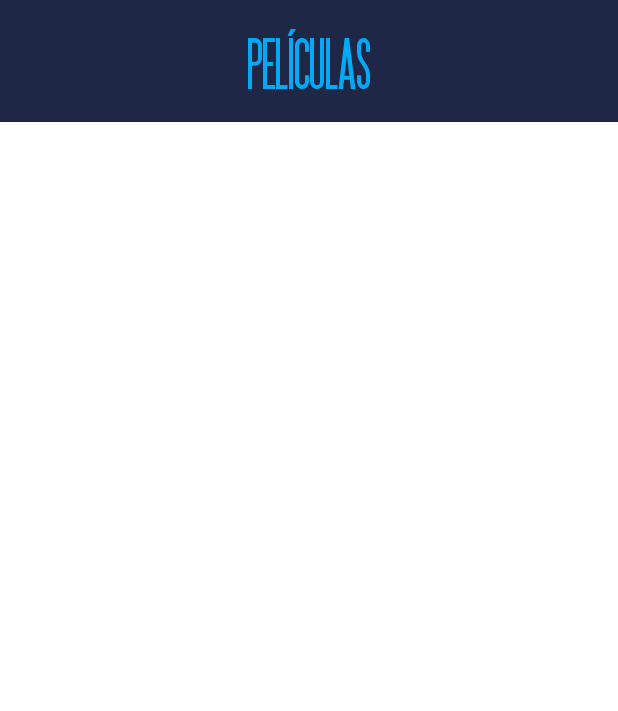
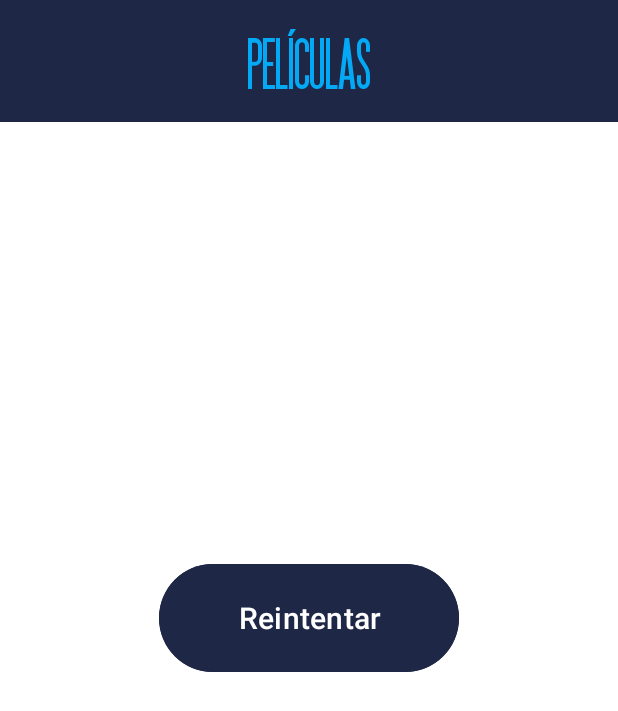
Before and after one commit to lsduran/dadm-modulo6, an Android app: the screen it shows after launch (MainActivity), on a phone screen of 412 x 824 dp. Shown: the top 711 px of the screen. Run offline under Robolectric (Android 15) with nearby library versions, the light colour scheme and no system bars; 1 statement that could not run was skipped.

Commit message:
DADM 10 - Módulo 8 - Práctica 1

```diff
--- a/app/build.gradle
+++ b/app/build.gradle
@@ -5,12 +5,12 @@ plugins {
 
 android {
     namespace 'com.dualser.modulo6'
-    compileSdk 33
+    compileSdk 34
 
     defaultConfig {
         applicationId "com.dualser.modulo6"
         minSdk 23
-        targetSdk 33
+        targetSdk 34
         versionCode 1
         versionName "1.0"
 
--- a/app/src/main/java/com/dualser/modulo6/data/db/remote/model/MovieDetailDto.kt
+++ b/app/src/main/java/com/dualser/modulo6/data/db/remote/model/MovieDetailDto.kt
@@ -14,6 +14,8 @@ data class MovieDetailDto(
     var rating: Float = 0f,
     @SerializedName("cover_url")
     var coverUrl: String? = null,
+    @SerializedName("trailer_url")
+    var trailerUrl: String? = null,
     @SerializedName("director")
     var director: String? = null,
     @SerializedName("description")
--- a/app/src/main/java/com/dualser/modulo6/ui/MainActivity.kt
+++ b/app/src/main/java/com/dualser/modulo6/ui/activities/MainActivity.kt
@@ -1,5 +1,6 @@
-package com.dualser.modulo6.ui
+package com.dualser.modulo6.ui.activities
 
+import android.media.MediaPlayer
 import androidx.appcompat.app.AppCompatActivity
 import android.os.Bundle
 import android.view.View
--- a/app/src/main/java/com/dualser/modulo6/ui/SplashScreenActivity.kt
+++ b/app/src/main/java/com/dualser/modulo6/ui/activities/SplashScreenActivity.kt
@@ -1,12 +1,9 @@
-package com.dualser.modulo6.ui
+package com.dualser.modulo6.ui.activities
 
 import android.content.Intent
 import android.os.Bundle
 import android.os.Handler
 import android.os.Looper
-import android.os.SystemClock
-import android.view.View
-import android.view.ViewTreeObserver
 import androidx.appcompat.app.AppCompatActivity
 import androidx.core.splashscreen.SplashScreen.Companion.installSplashScreen
 import com.dualser.modulo6.R
--- a/app/src/main/java/com/dualser/modulo6/ui/fragments/MoviesListFragment.kt
+++ b/app/src/main/java/com/dualser/modulo6/ui/fragments/MoviesListFragment.kt
@@ -1,5 +1,6 @@
 package com.dualser.modulo6.ui.fragments
 
+import android.media.MediaPlayer
 import android.os.Bundle
 import android.util.Log
 import androidx.fragment.app.Fragment
@@ -16,6 +17,7 @@ import com.dualser.modulo6.data.db.remote.model.MovieDto
 import com.dualser.modulo6.databinding.FragmentMoviesListBinding
 import com.dualser.modulo6.ui.adapters.MoviesAdapter
 import com.dualser.modulo6.utils.Constants
+import kotlinx.coroutines.delay
 import kotlinx.coroutines.launch
 import retrofit2.Call
 import retrofit2.Callback
@@ -29,8 +31,11 @@ class MoviesListFragment : Fragment() {
 
     private lateinit var repository: MovieRepository
 
+    private lateinit var mediaPlayer: MediaPlayer
+
     override fun onCreate(savedInstanceState: Bundle?) {
         super.onCreate(savedInstanceState)
+        mediaPlayer = MediaPlayer.create(requireContext(), R.raw.zelda_secret_sound)
         arguments?.let {
         }
     }
@@ -47,6 +52,7 @@ class MoviesListFragment : Fragment() {
     override fun onDestroy() {
         super.onDestroy()
         _binding = null
+        mediaPlayer.release()
     }
 
     override fun onViewCreated(view: View, savedInstanceState: Bundle?) {
@@ -54,15 +60,27 @@ class MoviesListFragment : Fragment() {
 
         repository = (requireActivity().application as MoviesApp).repository
 
+        binding.btnRefresh.setOnClickListener {
+            binding.btnRefresh.visibility = View.GONE
+            downloadData()
+        }
+
+        downloadData()
+
+    }
+
+    private fun downloadData() {
         lifecycleScope.launch {
+            binding.lavloading.visibility = View.VISIBLE
             val call: Call<List<MovieDto>> = repository.getMovies(Constants.MOVIES_ENDPOINT)
-
             call.enqueue(object: Callback<List<MovieDto>> {
                 override fun onResponse(
                     call: Call<List<MovieDto>>,
                     response: Response<List<MovieDto>>
                 ) {
                     binding.lavloading.visibility = View.GONE
+                    binding.btnRefresh.visibility = View.GONE
+                    mediaPlayer?.start()
                     response.body()?.let { movies ->
                         binding.rvGames.apply {
                             layoutManager = LinearLayoutManager(requireContext(), LinearLayoutManager.HORIZONTAL, false)
@@ -83,6 +101,7 @@ class MoviesListFragment : Fragment() {
                     Log.e(Constants.LOGTAG, getString(R.string.error, t.message))
                     Toast.makeText(requireActivity(), getString(R.string.no_network), Toast.LENGTH_SHORT).show()
                     binding.lavloading.visibility = View.GONE
+                    binding.btnRefresh.visibility = View.VISIBLE
                 }
 
             })
--- a/app/src/main/java/com/dualser/modulo6/utils/Constants.kt
+++ b/app/src/main/java/com/dualser/modulo6/utils/Constants.kt
@@ -4,4 +4,5 @@ object Constants {
     const val BASE_URL: String = "https://private-8ab66e-gyb3.apiary-mock.com/"
     const val LOGTAG = "LOGS"
     const val MOVIES_ENDPOINT = "v1/movies"
+    const val EXTRA_TRAILER = "trailer"
 }
--- /dev/null
+++ b/app/src/main/res/drawable/ic_back.xml
@@ -0,0 +1,5 @@
+<vector android:autoMirrored="true" android:height="24dp"
+    android:tint="#FFFFFF" android:viewportHeight="24"
+    android:viewportWidth="24" android:width="24dp" xmlns:android="http://schemas.android.com/apk/res/android">
+    <path android:fillColor="@android:color/white" android:pathData="M20,11H7.83l5.59,-5.59L12,4l-8,8 8,8 1.41,-1.41L7.83,13H20v-2z"/>
+</vector>
--- /dev/null
+++ b/app/src/main/res/drawable/ic_play.xml
@@ -0,0 +1,5 @@
+<vector android:height="24dp" android:tint="#FFFFFF"
+    android:viewportHeight="24" android:viewportWidth="24"
+    android:width="24dp" xmlns:android="http://schemas.android.com/apk/res/android">
+    <path android:fillColor="@android:color/white" android:pathData="M10,16.5l6,-4.5 -6,-4.5v9zM12,2C6.48,2 2,6.48 2,12s4.48,10 10,10 10,-4.48 10,-10S17.52,2 12,2zM12,20c-4.41,0 -8,-3.59 -8,-8s3.59,-8 8,-8 8,3.59 8,8 -3.59,8 -8,8z"/>
+</vector>
--- /dev/null
+++ b/app/src/main/res/drawable/ic_refresh.xml
@@ -0,0 +1,5 @@
+<vector android:height="24dp" android:tint="#FFFFFF"
+    android:viewportHeight="24" android:viewportWidth="24"
+    android:width="24dp" xmlns:android="http://schemas.android.com/apk/res/android">
+    <path android:fillColor="@android:color/white" android:pathData="M17.65,6.35C16.2,4.9 14.21,4 12,4c-4.42,0 -7.99,3.58 -7.99,8s3.57,8 7.99,8c3.73,0 6.84,-2.55 7.73,-6h-2.08c-0.82,2.33 -3.04,4 -5.65,4 -3.31,0 -6,-2.69 -6,-6s2.69,-6 6,-6c1.66,0 3.14,0.69 4.22,1.78L13,11h7V4l-2.35,2.35z"/>
+</vector>
--- a/app/src/main/res/layout/activity_main.xml
+++ b/app/src/main/res/layout/activity_main.xml
@@ -4,7 +4,7 @@
     xmlns:tools="http://schemas.android.com/tools"
     android:layout_width="match_parent"
     android:layout_height="match_parent"
-    tools:context=".ui.MainActivity">
+    tools:context=".ui.activities.MainActivity">
 
     <FrameLayout
         android:id="@+id/fragment_container"
--- a/app/src/main/res/layout/activity_splash_screen.xml
+++ b/app/src/main/res/layout/activity_splash_screen.xml
@@ -4,7 +4,7 @@
     xmlns:tools="http://schemas.android.com/tools"
     android:layout_width="match_parent"
     android:layout_height="match_parent"
-    tools:context=".ui.SplashScreenActivity">
+    tools:context=".ui.activities.SplashScreenActivity">
 
     <!--
     <com.airbnb.lottie.LottieAnimationView
--- a/app/src/main/res/layout/fragment_movies_list.xml
+++ b/app/src/main/res/layout/fragment_movies_list.xml
@@ -19,6 +19,16 @@
         android:background="@color/blue_navy"
         android:textColor="@color/accepted" />
 
+    <ScrollView
+        android:layout_width="match_parent"
+        android:layout_height="match_parent"
+        android:layout_marginTop="100dp" >
+        <androidx.recyclerview.widget.RecyclerView
+            android:id="@+id/rvGames"
+            android:layout_width="wrap_content"
+            android:layout_height="wrap_content"/>
+    </ScrollView>
+
     <com.airbnb.lottie.LottieAnimationView
         android:id="@+id/lavloading"
         android:layout_width="100dp"
@@ -29,14 +39,16 @@
         app:lottie_autoPlay="true"
         app:lottie_loop="true"/>
 
-    <ScrollView
-        android:layout_width="match_parent"
-        android:layout_height="match_parent"
-        android:layout_marginTop="100dp" >
-        <androidx.recyclerview.widget.RecyclerView
-            android:id="@+id/rvGames"
-            android:layout_width="wrap_content"
-            android:layout_height="wrap_content"/>
-    </ScrollView>
+    <Button
+        android:id="@+id/btnRefresh"
+        android:layout_width="200dp"
+        android:layout_height="80dp"
+        android:layout_gravity="center"
+        android:backgroundTint="@color/blue_navy"
+        android:elevation="20dp"
+        android:visibility="gone"
+        android:text="@string/retry"
+        android:textSize="20sp"
+        android:textColor="@color/white"/>
 
 </FrameLayout>
--- a/app/src/main/res/values/strings.xml
+++ b/app/src/main/res/values/strings.xml
@@ -13,6 +13,9 @@
     <string name="starring_by">Protagonizada por: %1$s</string>
     <string name="platforms">Plataformas</string>
     <string name="platforms_streaming">Plataformas: %1$s</string>
-    <string name="no_network">No hay conexión</string>
+    <string name="no_network">No hay conexión a internet</string>
     <string name="error">ERROR: %1$s</string>
+    <string name="watch">Ver tráiler</string>
+    <string name="retry">Reintentar</string>
+    <string name="no_video_played">No se puede reproducir el video en estos momentos</string>
 </resources>
--- a/build.gradle
+++ b/build.gradle
@@ -8,6 +8,6 @@ buildscript {
 }
 
 plugins {
-id 'com.android.application' version '8.1.1' apply false
+id 'com.android.application' version '8.1.2' apply false
     id 'org.jetbrains.kotlin.android' version '1.8.20' apply false // Cambio de versión a 1.8.20, si no Room no compila
 }
```
Also changed, not shown: app/src/main/AndroidManifest.xml (+9 -6 lines), app/src/main/java/com/dualser/modulo6/ui/activities/TrailerActivity.kt (added, +72 -0 lines), app/src/main/java/com/dualser/modulo6/ui/fragments/MovieDetailFragment.kt (+27 -11 lines), app/src/main/res/layout/activity_trailer.xml (added, +42 -0 lines), app/src/main/res/layout/fragment_movie_detail.xml (+33 -0 lines), 1 other file.
